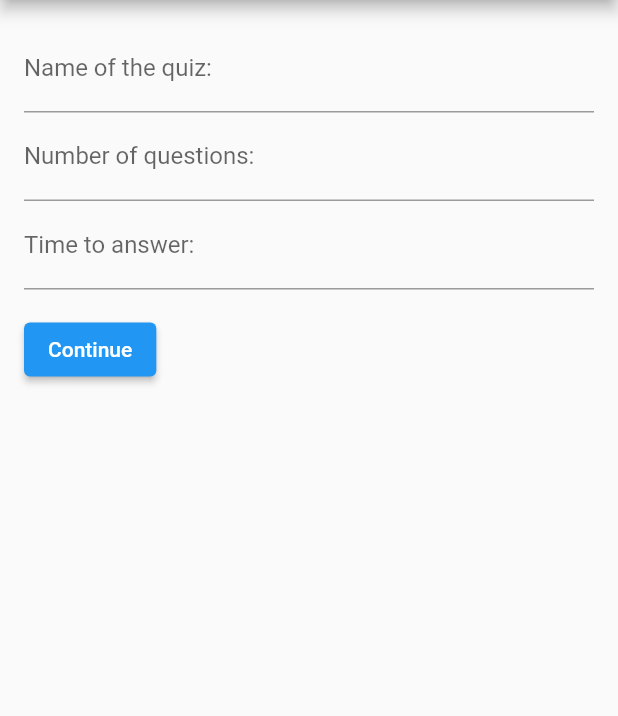
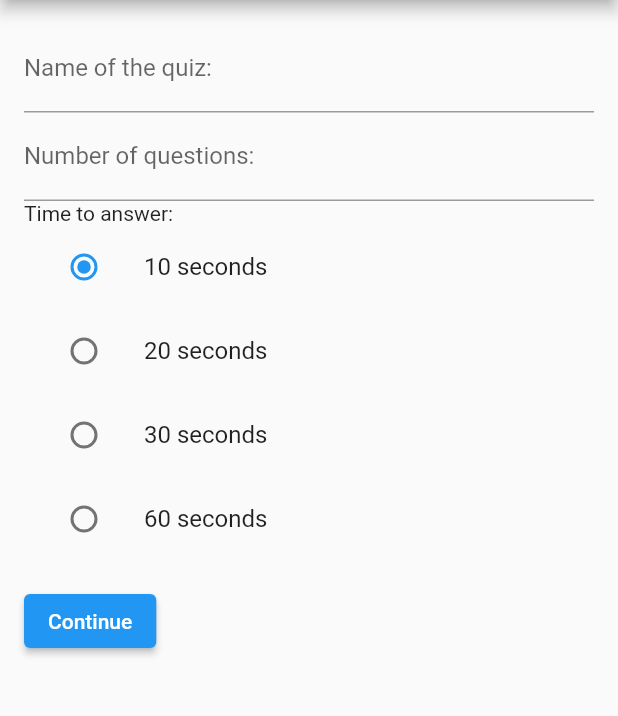
Before and after one commit to IOTSummer23RoboPhoneKahoot/IOTProjectRobophoneKahoot, a Flutter app: the NumOfQuestionPage screen opened directly, on a phone screen of 412 x 824 dp, the part 84-800 px from its top. Run offline on Flutter 3.47's test engine with Material 2 defaults, Android fonts, the phone set to English and light mode, and no system bars; our stand-ins replace firebase_core, firebase_database, syncfusion_flutter_charts; accounts and stored records are empty.

Commit message:
changed the time to answer to be an option button

```diff
--- a/web_project/lib/CreateQuiz.dart
+++ b/web_project/lib/CreateQuiz.dart
@@ -39,6 +39,23 @@ class _NumOfQuestionPageState extends State<NumOfQuestionPage> {
   static TextEditingController timeToAnswerPerQuestionController =
       TextEditingController();
   static TextEditingController nameOfQuizController = TextEditingController();
+  static int selectedTimeOptionIndex = 0,
+      selectedTimeOption = 10; // Store the selected time option
+
+  final List<int> timeOptions = [
+    10,
+    20,
+    30,
+    60
+  ]; // Define time options in seconds
+
+  void _handleTimeOptionChanged(int? value) {
+    setState(() {
+      selectedTimeOptionIndex = value ?? 0;
+      selectedTimeOption = timeOptions[selectedTimeOptionIndex];
+    });
+  }
+
   @override
   Widget build(BuildContext context) {
     return Scaffold(
@@ -58,10 +75,16 @@ class _NumOfQuestionPageState extends State<NumOfQuestionPage> {
               controller: numOfQuestionsController,
               decoration: InputDecoration(labelText: 'Number of questions:'),
             ),
-            TextField(
-              controller: timeToAnswerPerQuestionController,
-              decoration: InputDecoration(labelText: 'Time to answer:'),
-            ),
+            Text('Time to answer:'),
+            for (int i = 0; i < timeOptions.length; i++)
+              ListTile(
+                title: Text('${timeOptions[i]} seconds'),
+                leading: Radio<int>(
+                  value: i,
+                  groupValue: selectedTimeOptionIndex,
+                  onChanged: _handleTimeOptionChanged,
+                ),
+              ),
             SizedBox(height: 16.0),
             ElevatedButton(
               onPressed: () {
@@ -102,7 +125,7 @@ class _QuizCreatorPageState extends State<QuizCreatorPage> {
   void addQuizData() {
     // TODO: add the name of the quiz
     String timeToAnswerPerQuestion =
-        _NumOfQuestionPageState.timeToAnswerPerQuestionController.text;
+        _NumOfQuestionPageState.selectedTimeOption.toString();
     String nameOfQuiz = _NumOfQuestionPageState.nameOfQuizController.text;
     String numOfQuestions =
         _NumOfQuestionPageState.numOfQuestionsController.text;
@@ -115,11 +138,11 @@ class _QuizCreatorPageState extends State<QuizCreatorPage> {
 
     // Add the question and answer to the list
     numOfQuestionsAdded += 1;
-    _databaseRef.child('Robophone/quizzes/' + generatedPin + '/quizID').update({
+    _databaseRef.child('sabaaTest/quizzes/' + generatedPin + '/quizID').update({
       'quizID': generatedPin,
     });
     _databaseRef
-        .child('Robophone/quizzes/' +
+        .child('sabaaTest/quizzes/' +
             generatedPin +
             '/questions/' +
             numOfQuestionsAdded.toString())
@@ -129,7 +152,7 @@ class _QuizCreatorPageState extends State<QuizCreatorPage> {
       'options': [answer1, answer2, answer3, answer4],
     });
     _databaseRef
-        .child('Robophone/quizzes/' + generatedPin + '/quizDetails')
+        .child('sabaaTest/quizzes/' + generatedPin + '/quizDetails')
         .update({
       'nameOfQuiz': nameOfQuiz,
       'timeToAnswerPerQuestion': timeToAnswerPerQuestion,
```
